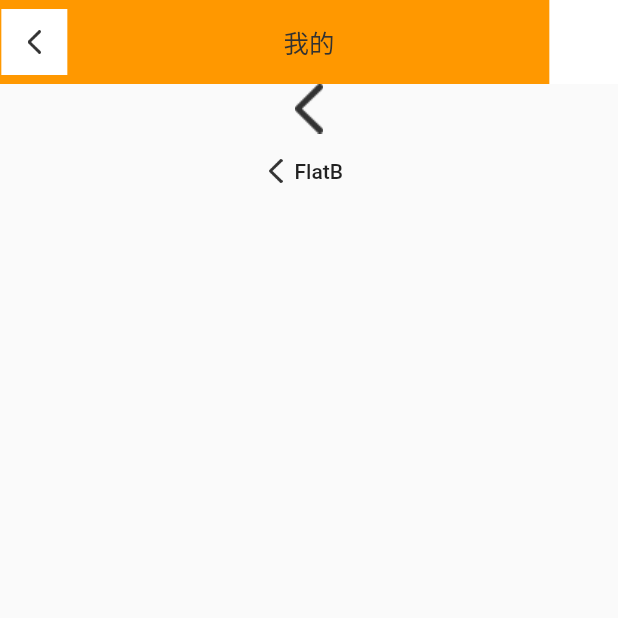
After one commit to JansenGuan/LearnFlutter, a Flutter app: the NavigationPage screen opened directly, on a phone screen of 412 x 824 dp, the top half of it. The commit adds this screen. Run offline on Flutter 3.47's test engine with Material 2 defaults, Android fonts, the phone set to English and light mode, and no system bars.

Commit message:
自定义navigationView、flatButton学习

```diff
--- /dev/null
+++ b/lib/Common/CommonWidget/NavigationWidget.dart
@@ -0,0 +1,99 @@
+
+import 'package:flutter/foundation.dart';
+import 'package:flutter/material.dart';
+import 'package:flutter/widgets.dart';
+import 'package:sencondfluuter/Tools/ColorTool.dart';
+import 'package:sencondfluuter/Tools/FrameMath.dart';
+
+typedef BackAction = void Function();
+class NavigationWidget extends StatelessWidget{
+  NavigationWidget({
+    Key key,
+    this.title,
+    this.titleStyle,
+    this.bgColor = Colors.white,
+    this.backImgName,
+    this.backAction
+  }) : super(key : key);
+
+  /// 标题
+  final String title;
+
+  /// 标题样式
+  TextStyle titleStyle;
+
+  /// 背景颜色
+  Color bgColor;
+
+  /// 返回按钮图片
+  String backImgName;
+
+  /// 返回按钮事件
+  BackAction backAction;
+
+  void backBtnDidClick(){
+
+  }
+  @override
+  Widget build(BuildContext context) {
+    return new Container(
+      color: this.bgColor,
+      height: ScreenManager.navigationHeightDp,
+      child: Container(
+        margin: EdgeInsets.fromLTRB(0, ScreenManager.statuBarHeightDp, 0, 0),
+        child: Row(
+          mainAxisAlignment: MainAxisAlignment.spaceBetween,
+          children: <Widget>[
+            // 返回按钮
+            Expanded(
+              flex: 1,
+              child: new InkWell(
+                onTap: backAction,
+                child: new Stack(
+                  alignment: Alignment.center,
+                  children: <Widget>[
+                    Container(
+                      width: 44,
+                      height: 44,
+                      color: Colors.white,
+                    ),
+
+                    new Image(
+                      image: AssetImage(this.backImgName),
+                      height: 17,
+                      width: 9,
+                    ),
+                  ],
+                ),
+              ),
+            ),
+
+            // 标题
+            Expanded(
+              flex: 7,
+              child: Container(
+                // alignment: Alignment.center,
+                child: new Text(
+                  this.title,
+                  style: this.titleStyle,
+                  softWrap: true,
+                  overflow: TextOverflow.ellipsis,
+                  textAlign: TextAlign.center
+                ),
+              ),
+            ),
+
+            // 右边按钮
+            Expanded(
+              flex: 1,
+              child: new Container(
+                color: Colors.white,
+              ),
+            )
+          ],
+        ),
+      )
+
+    );
+  }
+}
--- /dev/null
+++ b/lib/Home/CustomNagation/NavigationPage.dart
@@ -0,0 +1,93 @@
+import 'package:flutter/cupertino.dart';
+import 'package:flutter/material.dart';
+import 'package:sencondfluuter/Common/CommonWidget/NavigationWidget.dart';
+import 'package:sencondfluuter/Tools/ColorTool.dart';
+import 'package:sencondfluuter/Tools/FrameMath.dart';
+
+class NavigationPage extends StatefulWidget{
+  @override
+  _NavigaitionState createState() => _NavigaitionState();
+}
+
+class _NavigaitionState extends State<NavigationPage>{
+  @override
+  Widget build(BuildContext context) {
+    // TODO: implement build
+    return Scaffold(
+      body: Column(
+        children: <Widget>[
+          NavigationWidget(
+            title: '我的',
+            backImgName: 'assets/navigationBarImg/44x_arrow_back.png',
+            bgColor: Colors.orange,
+            titleStyle: new TextStyle( fontSize: 17,
+              fontWeight: FontWeight.w500,
+              fontFamily: 'Roboto',
+              color: ColorTool.hexColor('#323232'),
+            ),
+            backAction: (){
+              Navigator.pop(context);
+            },
+          ),
+
+          new Image.asset('assets/navigationBarImg/44x_arrow_back.png'),
+
+          Container(
+            width: 120,
+            height: 50,
+
+            child: FlatButton.icon(
+              icon: new Image(
+                image: AssetImage('assets/navigationBarImg/44x_arrow_back.png'),
+                height: 17, //ScreenManager.setMath(34),
+                width: 9, //ScreenManager.setMath(18),
+                // height: ScreenManager.setMath(34),
+                // width: ScreenManager.setMath(18),
+              ),
+
+              label: new Text(
+                'FlatB'
+              ),
+              onPressed: (){
+
+              },
+            ),
+
+            // child: FlatButton(
+
+            //   onPressed: (){
+            //     print('FlatBuFlatButtonFlatButtonFlatButton');
+            //   },
+
+            //   child: Text(
+            //     'FlatBuFlatButtonFlatButtonFlatButtonFlatBuFlatButtonFlatButtonFlatButton',
+            //     style: TextStyle(
+            //       // color: Colors.orange
+            //     ),
+            //     softWrap: true,
+            //     overflow: TextOverflow.ellipsis,
+            //     maxLines: 2,
+            //     textAlign: TextAlign.center
+            //   ),
+            //   textColor: Colors.white,
+            //   color: Colors.black,
+            //   disabledTextColor: Colors.grey,
+            //   disabledColor: Colors.red,
+            //   onHighlightChanged: (value){
+            //     print(value);
+            //   },
+            //   // shape: CircleBorder(side: BorderSide(width: 3,color: Colors.orange)),
+            //   shape: RoundedRectangleBorder(
+            //     side: BorderSide(width: 5, color: Colors.red),
+            //     borderRadius: BorderRadius.all(Radius.circular(10)),
+            //   ),
+            // ),
+          ),
+
+
+
+        ],
+      ),
+    );
+  }
+}
--- a/lib/Home/HomePage.dart
+++ b/lib/Home/HomePage.dart
@@ -2,6 +2,7 @@
 import 'dart:math';
 
 import 'package:flutter/material.dart';
+import 'package:sencondfluuter/Home/CustomNagation/NavigationPage.dart';
 import 'package:sencondfluuter/Home/ListTitle/HomeListTitlePage.dart';
 import 'package:sencondfluuter/Mine/Login/LoginPage.dart';
 import 'package:sencondfluuter/Tools/ColorTool.dart';
@@ -28,7 +29,8 @@ class HomePage extends StatelessWidget{
   }
 
   void _pushToTitleList(context){
-    Navigator.push(context, MaterialPageRoute(builder: (context) => HomeListTitlePage()));
+    // Navigator.push(context, MaterialPageRoute(builder: (context) => HomeListTitlePage()));
+    Navigator.push(context, MaterialPageRoute(builder: (context) => NavigationPage()));
   }
 
   /// Transform
--- a/lib/Tools/FrameMath.dart
+++ b/lib/Tools/FrameMath.dart
@@ -63,9 +63,15 @@ class ScreenManager{
   static double _statuBarHeight;
   static double get statuBarHeightDp => _statuBarHeight;
 
+  /// 导航条navigation 高度
+  static double get navigationHeightDp => (56+_statuBarHeight);
+
   /// 底部tabbar safe zone dp
   static double _bottomBarHeight;
   static double get bottomBarHeightDp => _bottomBarHeight;
+
+  /// tabBar 高度
+  static double get tabBarHeightDp => (49+_bottomBarHeight);
 
   /// 系统字体缩放比例
   static double _textScale;
--- a/pubspec.yaml
+++ b/pubspec.yaml
@@ -39,6 +39,7 @@ flutter:
   assets:
     - assets/images/
     - assets/iconFrame/
+    - assets/navigationBarImg/
 
 
   # The following line ensures that the Material Icons font is
```
Also changed, not shown: assets/navigationBarImg/44x_arrow_back.png (added).
